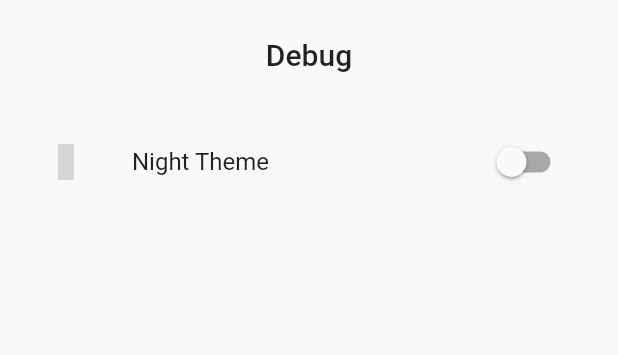
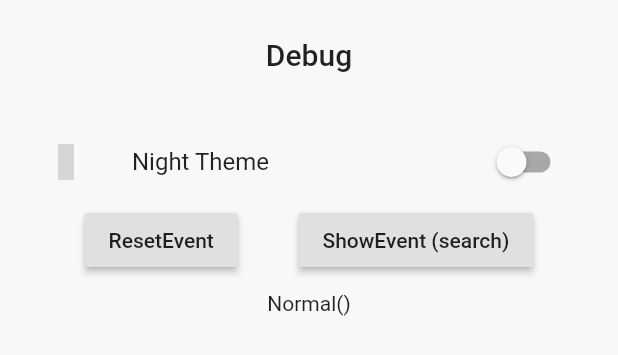
Before and after one commit to oneLab-Projects/picbox, a Flutter app: the DebugTab widget shown alone on an empty page, opened directly, on a phone screen of 412 x 824 dp. Shown: the top 355 px of the screen. Run offline on Flutter 3.47's test engine with Material 2 defaults, Android fonts, the phone set to English and light mode, and no system bars; our stand-ins replace bloc, equatable, flutter_bloc, material_design_icons_flutter, native_device_orientation; missing offline and left inert: a package; grey boxes are pictures that could not be loaded.

Commit message:
Add test bloc Navbar

```diff
--- a/lib/src/pages/tabs/debug.dart
+++ b/lib/src/pages/tabs/debug.dart
@@ -1,6 +1,10 @@
 import 'package:flutter/material.dart';
 import 'package:flutter_bloc/flutter_bloc.dart';
 import 'package:material_design_icons_flutter/material_design_icons_flutter.dart';
+import 'package:picbox/src/blocs/navbar/navbar_bloc.dart';
+import 'package:picbox/src/blocs/navbar/navbar_event.dart';
+import 'package:picbox/src/blocs/navbar/navbar_state.dart';
+import 'package:picbox/src/blocs/navbar/navbar_target.dart';
 import 'package:picbox/src/blocs/theme.dart';
 import 'package:picbox/src/blocs/theme/night.dart';
 import 'package:picbox/src/common/bodies/tab.dart';
@@ -13,6 +17,7 @@ class DebugTab extends StatelessWidget {
       child: Column(
         children: <Widget>[
           _themeSwitchBuilder(),
+          _navigationBarTestBuilder(),
         ],
       ),
     );
@@ -29,4 +34,31 @@ class DebugTab extends StatelessWidget {
       ),
     );
   }
+
+  _navigationBarTestBuilder() {
+    return BlocBuilder<NavbarBloc, NavbarState>(
+        builder: (context, state) => Column(
+              children: <Widget>[
+                Row(
+                  mainAxisAlignment: MainAxisAlignment.spaceEvenly,
+                  children: <Widget>[
+                    RaisedButton(
+                      child: Text('ResetEvent'),
+                      onPressed: () =>
+                          BlocProvider.of<NavbarBloc>(context).add(Reset()),
+                    ),
+                    RaisedButton(
+                      child: Text('ShowEvent (search)'),
+                      onPressed: () => BlocProvider.of<NavbarBloc>(context)
+                          .add(Show(target: NavbarTarget.search)),
+                    ),
+                  ],
+                ),
+                Padding(
+                  padding: EdgeInsets.only(top: 10),
+                  child: Text(state.toString()),
+                ),
+              ],
+            ));
+  }
 }
```
